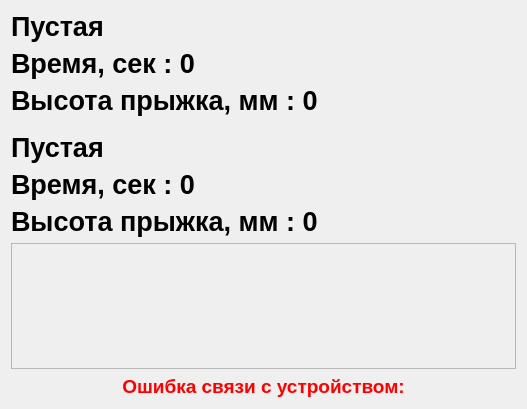
Old version of the form metodics/jumptest/jumptestexecute.ui in the repository grigp/a-analyser.
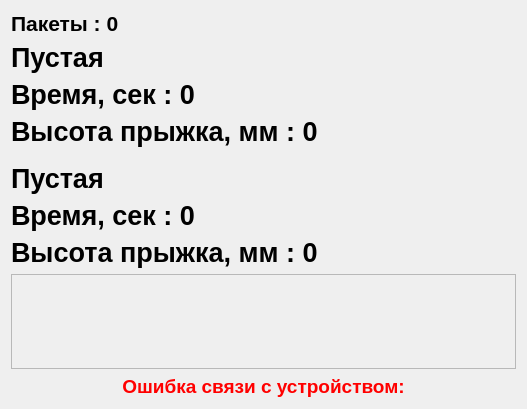
New version of the form.

```diff
--- a/metodics/jumptest/jumptestexecute.ui
+++ b/metodics/jumptest/jumptestexecute.ui
@@ -14,6 +14,26 @@
    <string>Form</string>
   </property>
   <layout class="QVBoxLayout" name="verticalLayout">
+   <item>
+    <widget class="QLabel" name="lblBlockCounter">
+     <property name="sizePolicy">
+      <sizepolicy hsizetype="Preferred" vsizetype="Fixed">
+       <horstretch>0</horstretch>
+       <verstretch>0</verstretch>
+      </sizepolicy>
+     </property>
+     <property name="font">
+      <font>
+       <pointsize>16</pointsize>
+       <weight>75</weight>
+       <bold>true</bold>
+      </font>
+     </property>
+     <property name="text">
+      <string>Пакеты : 0</string>
+     </property>
+    </widget>
+   </item>
    <item>
     <widget class="QLabel" name="lblPlate1Flag">
      <property name="sizePolicy">
```
